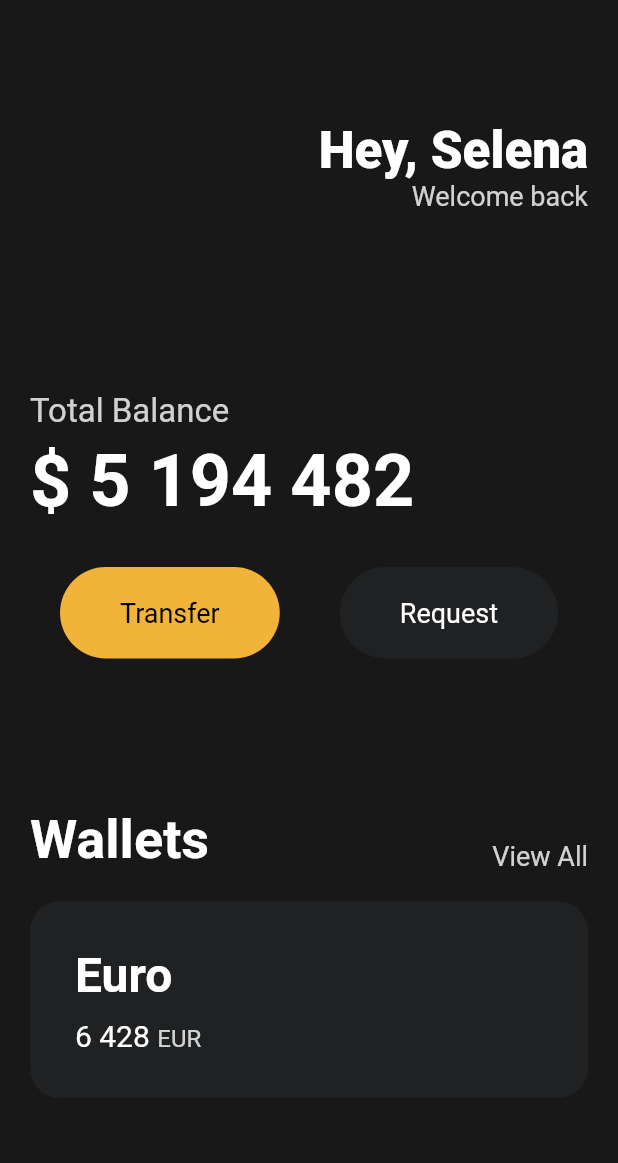
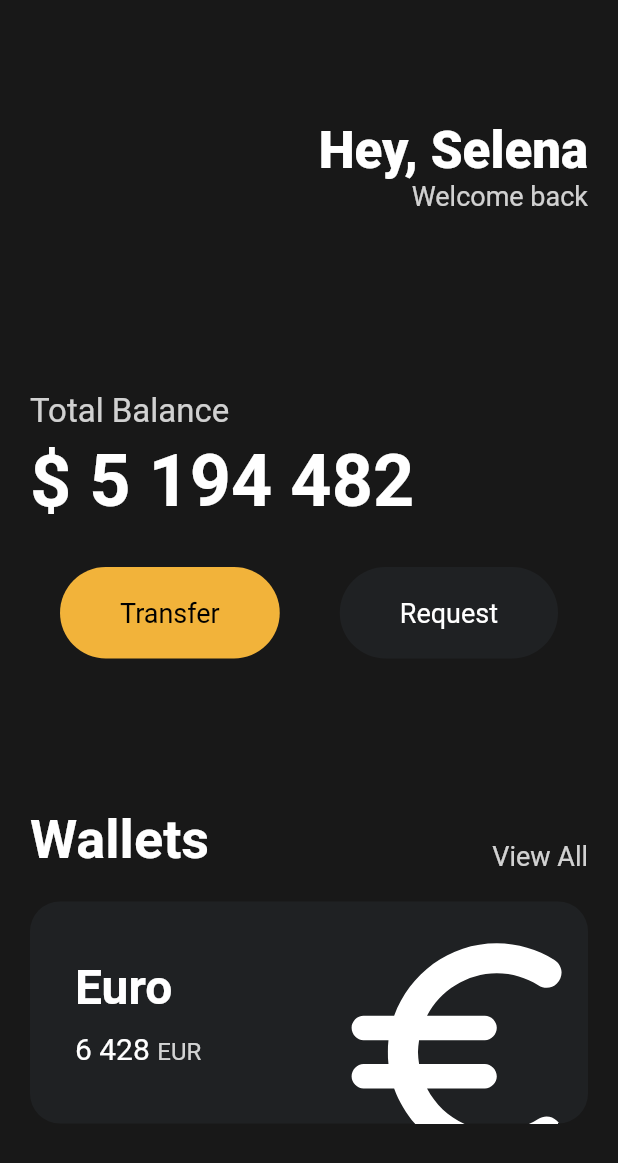
Before and after one commit to HyeonWooGa/flutter__financial_mobile__ui_practice, a Flutter app: the screen it shows after launch, on a phone screen of 412 x 824 dp. Shown: the top 1163 px of the screen. Run offline on Flutter 3.47's test engine with Material 2 defaults, Android fonts, the light colour scheme and no system bars.

Commit message:
💄 Add Card (2) - Icons and Transforms

```diff
--- a/lib/main.dart
+++ b/lib/main.dart
@@ -117,6 +117,7 @@ class App extends StatelessWidget {
                 height: 20,
               ),
               Container(
+                clipBehavior: Clip.hardEdge,
                 decoration: BoxDecoration(
                   color: const Color(0xFF1F2123),
                   borderRadius: BorderRadius.circular(20),
@@ -124,6 +125,7 @@ class App extends StatelessWidget {
                 child: Padding(
                   padding: const EdgeInsets.all(30),
                   child: Row(
+                    mainAxisAlignment: MainAxisAlignment.spaceBetween,
                     children: [
                       Column(
                         crossAxisAlignment: CrossAxisAlignment.start,
@@ -161,6 +163,17 @@ class App extends StatelessWidget {
                           )
                         ],
                       ),
+                      Transform.scale(
+                        scale: 2.2,
+                        child: Transform.translate(
+                          offset: const Offset(-5, 12),
+                          child: const Icon(
+                            Icons.euro_symbol_rounded,
+                            color: Colors.white,
+                            size: 88,
+                          ),
+                        ),
+                      )
                     ],
                   ),
                 ),
```
